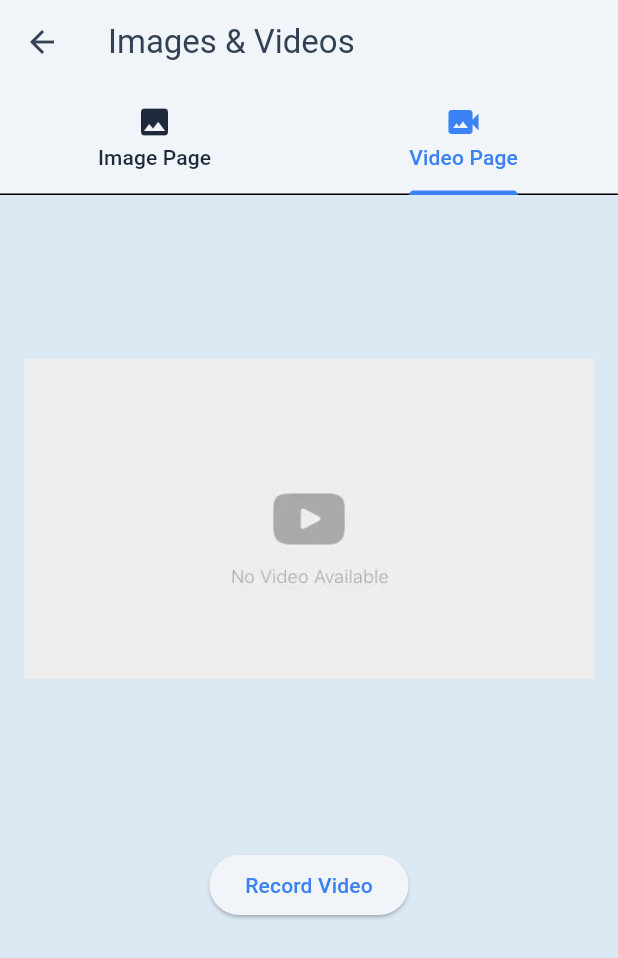
After one commit to X-Hozmi/flutter_pemobile_getx, a Flutter app: the ImageVideoPage screen opened directly, tab 2 chosen, after a tap on "Record Video", on a phone screen of 412 x 824 dp. The commit adds this screen. Shown: the top 958 px of the screen. Run offline on Flutter 3.47's test engine with Material 3 defaults, Android fonts, the phone set to English and light mode, and no system bars; our stand-ins replace dartz, equatable, font_awesome_flutter, get, go_router, image_picker and 4 more; accounts and stored records are empty; network calls fail.

Commit message:
Feat: add ImageVideoPage

```diff
--- /dev/null
+++ b/lib/presentation/controllers/image_controller.dart
@@ -0,0 +1,44 @@
+import 'dart:io';
+
+import 'package:flutter_pemobile_getx/utils/state_enum.dart';
+import 'package:get/get.dart';
+import 'package:image_picker/image_picker.dart';
+import 'package:video_player/video_player.dart';
+
+class ImageController extends GetxController {
+  final Rx<RequestState> _state = RequestState.initial.obs;
+  final RxString _message = ''.obs;
+  final RxString _imagePath = ''.obs;
+  final RxString _videoPath = ''.obs;
+  var _videoPlayerController = VideoPlayerController.file(File(''));
+
+  RequestState get state => _state.value;
+  String get message => _message.value;
+  String get imagePath => _imagePath.value;
+  String get videoPath => _videoPath.value;
+  VideoPlayerController get videoPlayerController => _videoPlayerController;
+
+  ImageController();
+
+  Future<void> openCamera() async {
+    final pickedImage = await ImagePicker().pickImage(
+      source: ImageSource.camera,
+      preferredCameraDevice: CameraDevice.rear,
+    );
+    _imagePath.value = pickedImage?.path ?? '';
+  }
+
+  Future<void> openVideo() async {
+    final pickedVideo = await ImagePicker().pickVideo(
+      source: ImageSource.camera,
+      preferredCameraDevice: CameraDevice.rear,
+    );
+    _videoPath.value = pickedVideo?.path ?? '';
+
+    _videoPlayerController = VideoPlayerController.file(File(_videoPath.value));
+
+    await _videoPlayerController.initialize();
+    await _videoPlayerController.setLooping(true);
+    await _videoPlayerController.play();
+  }
+}
--- /dev/null
+++ b/lib/presentation/pages/imagevideo/image_page.dart
@@ -0,0 +1,86 @@
+import 'dart:io';
+
+import 'package:flutter/material.dart';
+import 'package:flutter_pemobile_getx/presentation/controllers/image_controller.dart';
+import 'package:flutter_pemobile_getx/presentation/pages/imagevideo/video_page.dart';
+import 'package:get/get.dart';
+import 'package:video_player/video_player.dart';
+
+class ImageVideoPage extends StatelessWidget {
+  ImageVideoPage({super.key});
+
+  final imageController = Get.find<ImageController>();
+
+  @override
+  Widget build(BuildContext context) {
+    return DefaultTabController(
+      length: 2,
+      child: Scaffold(
+        appBar: AppBar(
+          title: Text('Images & Videos'),
+          bottom: TabBar(
+            tabs: [
+              Tab(icon: Icon(Icons.image), text: 'Image Page'),
+              Tab(icon: Icon(Icons.video_camera_back), text: 'Video Page'),
+            ],
+          ),
+        ),
+        body: TabBarView(
+          children: [
+            ImagePageContent(imageController: imageController),
+            VideoPage(),
+          ],
+        ),
+      ),
+    );
+  }
+}
+
+class ImagePageContent extends StatelessWidget {
+  final ImageController imageController;
+
+  const ImagePageContent({super.key, required this.imageController});
+
+  @override
+  Widget build(BuildContext context) {
+    return Obx(
+      () => Container(
+        padding: const EdgeInsets.all(16),
+        child: Column(
+          children: [
+            SizedBox(
+              width: Size.infinite.width,
+              height: 400,
+              child:
+                  (imageController.imagePath == '' &&
+                          imageController.videoPath == '')
+                      ? Image.asset('assets/images/no_image.png')
+                      : (imageController.imagePath != '')
+                      ? Image.file(File(imageController.imagePath))
+                      : VideoPlayer(imageController.videoPlayerController),
+            ),
+            const SizedBox(height: 16),
+            Row(
+              mainAxisAlignment: MainAxisAlignment.center,
+              children: [
+                ElevatedButton(
+                  onPressed: () async {
+                    await imageController.openCamera();
+                  },
+                  child: const Text('Take Picture'),
+                ),
+                const SizedBox(width: 20),
+                ElevatedButton(
+                  onPressed: () async {
+                    await imageController.openVideo();
+                  },
+                  child: const Text('Record Video'),
+                ),
+              ],
+            ),
+          ],
+        ),
+      ),
+    );
+  }
+}
--- /dev/null
+++ b/lib/presentation/pages/imagevideo/video_page.dart
@@ -0,0 +1,41 @@
+import 'dart:io';
+
+import 'package:flutter/material.dart';
+import 'package:flutter_pemobile_getx/presentation/controllers/image_controller.dart';
+import 'package:get/get.dart';
+import 'package:video_player/video_player.dart';
+
+class VideoPage extends StatelessWidget {
+  VideoPage({super.key});
+
+  final imageController = Get.find<ImageController>();
+  final videoPlayerController = VideoPlayerController.file(File(''));
+
+  @override
+  Widget build(BuildContext context) {
+    return Obx(
+      () => Container(
+        padding: const EdgeInsets.all(16),
+        child: Column(
+          children: [
+            SizedBox(
+              width: Size.infinite.width,
+              height: 400,
+              child:
+                  imageController.videoPath == ''
+                      ? Image.asset('assets/images/no_video.png')
+                      : VideoPlayer(imageController.videoPlayerController),
+            ),
+            const SizedBox(height: 20),
+            ElevatedButton(
+              onPressed: () async {
+                imageController.openVideo();
+              },
+              child: const Text('Record Video'),
+            ),
+          ],
+        ),
+      ),
+    );
+  }
+}
--- a/lib/presentation/pages/navigation/navigation_page.dart
+++ b/lib/presentation/pages/navigation/navigation_page.dart
@@ -37,6 +37,11 @@ class _NavigationPageState extends State<NavigationPage> {
       label: 'List',
     ),
     NamedNavigationBarItemWidget(
+      initialLocation: 'imageVideo',
+      icon: const Icon(Icons.image),
+      label: 'Image',
+    ),
+    NamedNavigationBarItemWidget(
       initialLocation: 'profile',
       icon: const Icon(Icons.person),
       label: 'Profile',
@@ -52,6 +57,7 @@ class _NavigationPageState extends State<NavigationPage> {
     final mainPages = [
       Routes.homePage,
       Routes.listPage,
+      Routes.imageVideoPage,
       Routes.profilePage,
       Routes.cvPage,
     ];
--- a/lib/utils/constant.dart
+++ b/lib/utils/constant.dart
@@ -26,6 +26,7 @@ class Routes {
   static const String loginPage = '/login';
   static const String homePage = '/';
   static const String listPage = '/list';
+  static const String imageVideoPage = '/imageVideo';
   static const String profilePage = '/profile';
   static const String projectPage = '/projects';
   static const String cvPage = '/cv';
--- a/pubspec.yaml
+++ b/pubspec.yaml
@@ -62,6 +62,7 @@ dependencies:
   drift: ^2.26.1
   drift_flutter: ^0.2.4
   responsive_framework: ^1.5.1
+  video_player: ^2.10.0
 
 dev_dependencies:
   flutter_test:
```
Also changed, not shown: lib/presentation/pages/profile/profile_page.dart (+58 -27 lines), assets/images/no_image.png (added), assets/images/no_video.png (added), pubspec.lock, 1 other file.
